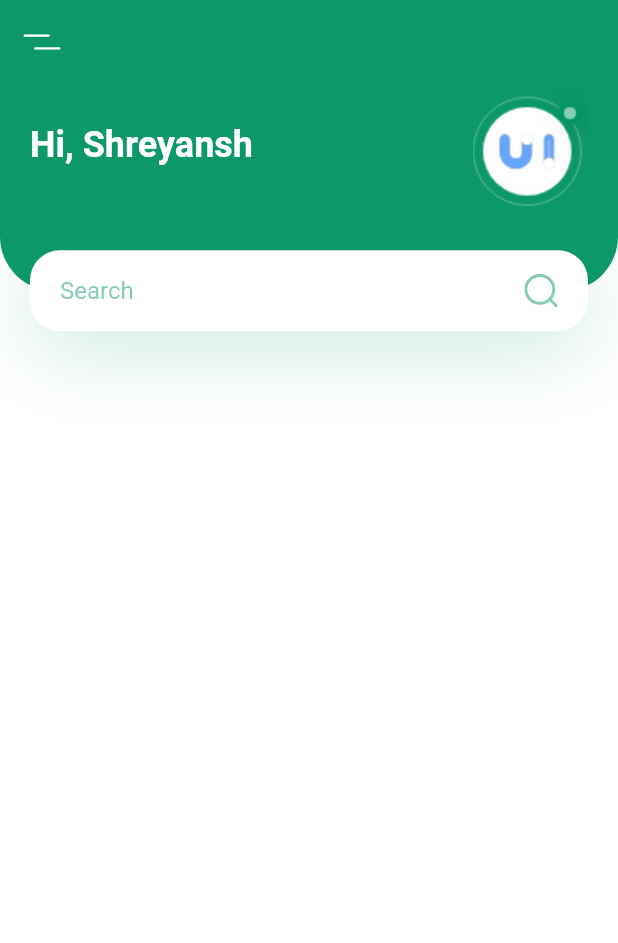
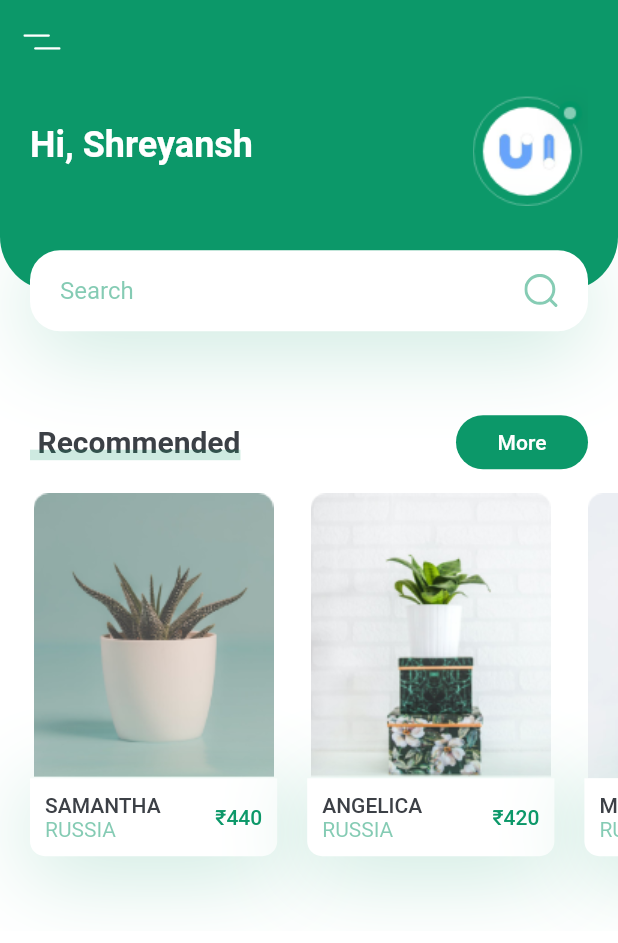
Before and after one commit to shreyansh-jain/plant_app, a Flutter app: the screen it shows after launch, on a phone screen of 412 x 824 dp. Shown: the top 943 px of the screen. Run offline on Flutter 3.47's test engine with Material 2 defaults, Android fonts, the phone set to English and light mode, and no system bars; our stand-ins replace flutter_svg.

Commit message:
Added Recommended Plants

```diff
--- a/lib/screens/home/components/body.dart
+++ b/lib/screens/home/components/body.dart
@@ -1,78 +1,22 @@
 import 'package:flutter/material.dart';
 import 'package:flutter_svg/flutter_svg.dart';
 import 'package:plant_app/constants.dart';
+import 'package:plant_app/screens/home/components/header_with_seachbox.dart';
+import 'package:plant_app/screens/home/components/recommend_plants.dart';
+import 'package:plant_app/screens/home/components/title_with_more_button.dart';
 
 class Body extends StatelessWidget {
   @override
   Widget build(BuildContext context) {
     Size size = MediaQuery.of(context).size;
-    return Column(
-      children: <Widget>[headerWithSearchBox(size, context)],
+    return SingleChildScrollView(
+      child: Column(
+        children: <Widget>[
+          HeaderWithSearchBox(size: size),
+          TitleWithMoreButton(title: "Recommended", press: () => {}),
+          RecommendsPlant()
+        ],
+      ),
     );
   }
-
-  Container headerWithSearchBox(Size size, BuildContext context) {
-    return Container(
-        height: size.height * 0.2,
-        child: Stack(
-          children: <Widget>[
-            Container(
-              padding: EdgeInsets.only(
-                  left: kDefaultPadding,
-                  right: kDefaultPadding,
-                  bottom: 36 + kDefaultPadding),
-              height: size.height * 0.2 - 27,
-              decoration: BoxDecoration(
-                  color: kPrimaryColor,
-                  borderRadius: BorderRadius.only(
-                      bottomLeft: Radius.circular(36.0),
-                      bottomRight: Radius.circular(36.0))),
-              child: Row(
-                children: <Widget>[
-                  Text('Hi, Shreyansh',
-                      style: Theme.of(context).textTheme.headline5.copyWith(
-                          color: Colors.white, fontWeight: FontWeight.bold)),
-                  Spacer(),
-                  Image.asset("assets/images/logo.png")
-                ],
-              ),
-            ),
-            Positioned(
-              bottom: 0,
-              left: 0,
-              right: 0,
-              child: Container(
-                margin: EdgeInsets.symmetric(horizontal: kDefaultPadding),
-                padding: EdgeInsets.symmetric(horizontal: kDefaultPadding),
-                height: 54,
-                decoration: BoxDecoration(
-                    color: Colors.white,
-                    borderRadius: BorderRadius.circular(20),
-                    boxShadow: [
-                      BoxShadow(
-                          offset: Offset(0, 10),
-                          blurRadius: 50,
-                          color: kPrimaryColor.withOpacity(0.23))
-                    ]),
-                child: Row(
-                  children: <Widget>[
-                    Expanded(
-                      child: TextField(
-                          onChanged: (value) => {},
-                          decoration: InputDecoration(
-                            hintText: "Search",
-                            hintStyle: TextStyle(
-                                color: kPrimaryColor.withOpacity(0.5)),
-                            enabledBorder: InputBorder.none,
-                            focusedBorder: InputBorder.none,
-                          )),
-                    ),
-                    SvgPicture.asset("assets/icons/search.svg")
-                  ],
-                ),
-              ),
-            )
-          ],
-        ));
-  }
 }
--- /dev/null
+++ b/lib/screens/home/components/header_with_seachbox.dart
@@ -0,0 +1,79 @@
+import 'package:flutter/material.dart';
+import 'package:flutter_svg/flutter_svg.dart';
+import 'package:plant_app/constants.dart';
+
+class HeaderWithSearchBox extends StatelessWidget {
+  const HeaderWithSearchBox({
+    Key key,
+    @required this.size,
+  }) : super(key: key);
+
+  final Size size;
+
+  @override
+  Widget build(BuildContext context) {
+    return Container(
+        margin: EdgeInsets.only(bottom: kDefaultPadding * 2.5),
+        height: size.height * 0.2,
+        child: Stack(
+          children: <Widget>[
+            Container(
+              padding: EdgeInsets.only(
+                  left: kDefaultPadding,
+                  right: kDefaultPadding,
+                  bottom: 36 + kDefaultPadding),
+              height: size.height * 0.2 - 27,
+              decoration: BoxDecoration(
+                  color: kPrimaryColor,
+                  borderRadius: BorderRadius.only(
+                      bottomLeft: Radius.circular(36.0),
+                      bottomRight: Radius.circular(36.0))),
+              child: Row(
+                children: <Widget>[
+                  Text('Hi, Shreyansh',
+                      style: Theme.of(context).textTheme.headline5.copyWith(
+                          color: Colors.white, fontWeight: FontWeight.bold)),
+                  Spacer(),
+                  Image.asset("assets/images/logo.png")
+                ],
+              ),
+            ),
+            Positioned(
+              bottom: 0,
+              left: 0,
+              right: 0,
+              child: Container(
+                margin: EdgeInsets.symmetric(horizontal: kDefaultPadding),
+                padding: EdgeInsets.symmetric(horizontal: kDefaultPadding),
+                height: 54,
+                decoration: BoxDecoration(
+                    color: Colors.white,
+                    borderRadius: BorderRadius.circular(20),
+                    boxShadow: [
+                      BoxShadow(
+                          offset: Offset(0, 10),
+                          blurRadius: 50,
+                          color: kPrimaryColor.withOpacity(0.23))
+                    ]),
+                child: Row(
+                  children: <Widget>[
+                    Expanded(
+                      child: TextField(
+                          onChanged: (value) => {},
+                          decoration: InputDecoration(
+                            hintText: "Search",
+                            hintStyle: TextStyle(
+                                color: kPrimaryColor.withOpacity(0.5)),
+                            enabledBorder: InputBorder.none,
+                            focusedBorder: InputBorder.none,
+                          )),
+                    ),
+                    SvgPicture.asset("assets/icons/search.svg")
+                  ],
+                ),
+              ),
+            )
+          ],
+        ));
+  }
+}
--- /dev/null
+++ b/lib/screens/home/components/recommend_plants.dart
@@ -0,0 +1,104 @@
+import 'package:flutter/material.dart';
+import 'package:flutter_svg/flutter_svg.dart';
+import 'package:plant_app/constants.dart';
+
+class RecommendsPlant extends StatelessWidget {
+  const RecommendsPlant({
+    Key key,
+  }) : super(key: key);
+
+  @override
+  Widget build(BuildContext context) {
+    return SingleChildScrollView(
+      scrollDirection: Axis.horizontal,
+      child: Row(
+        children: <Widget>[
+          RecommendedPlantCard(
+            image: "assets/images/image_1.png",
+            title: "Samantha",
+            country: "Russia",
+            press: () {},
+            price: 440,
+          ),
+          RecommendedPlantCard(
+            image: "assets/images/image_2.png",
+            title: "Angelica",
+            country: "Russia",
+            press: () {},
+            price: 420,
+          ),
+          RecommendedPlantCard(
+            image: "assets/images/image_3.png",
+            title: "Michael",
+            country: "Russia",
+            press: () {},
+            price: 480,
+          ),
+        ],
+      ),
+    );
+  }
+}
+
+class RecommendedPlantCard extends StatelessWidget {
+  const RecommendedPlantCard(
+      {Key key, this.image, this.title, this.country, this.price, this.press})
+      : super(key: key);
+
+  final String image, title, country;
+  final int price;
+  final Function press;
+
+  @override
+  Widget build(BuildContext context) {
+    Size size = MediaQuery.of(context).size;
+
+    return Container(
+        margin: EdgeInsets.only(
+            left: kDefaultPadding,
+            top: kDefaultPadding / 2,
+            bottom: kDefaultPadding * 2.5),
+        width: size.width * 0.4,
+        child: Column(
+          children: <Widget>[
+            Image.asset(image),
+            GestureDetector(
+              onTap: press,
+              child: Container(
+                  padding: EdgeInsets.all(kDefaultPadding / 2),
+                  decoration: BoxDecoration(
+                      color: Colors.white,
+                      borderRadius: BorderRadius.only(
+                          bottomLeft: Radius.circular(10),
+                          bottomRight: Radius.circular(10)),
+                      boxShadow: [
+                        BoxShadow(
+                            offset: Offset(0, 10),
+                            blurRadius: 50,
+                            color: kPrimaryColor.withOpacity(0.23))
+                      ]),
+                  child: Row(
+                    children: <Widget>[
+                      RichText(
+                          text: TextSpan(children: [
+                        TextSpan(
+                            text: "$title\n".toUpperCase(),
+                            style: Theme.of(context).textTheme.button),
+                        TextSpan(
+                            text: "$country".toUpperCase(),
+                            style: TextStyle(
+                                color: kPrimaryColor.withOpacity(0.5)))
+                      ])),
+                      Spacer(),
+                      Text('\₹$price',
+                          style: Theme.of(context)
+                              .textTheme
+                              .button
+                              .copyWith(color: kPrimaryColor))
+                    ],
+                  )),
+            )
+          ],
+        ));
+  }
+}
--- /dev/null
+++ b/lib/screens/home/components/title_with_more_button.dart
@@ -0,0 +1,61 @@
+import 'package:flutter/material.dart';
+import 'package:flutter_svg/flutter_svg.dart';
+import 'package:plant_app/constants.dart';
+
+class TitleWithMoreButton extends StatelessWidget {
+  const TitleWithMoreButton({
+    Key key,
+    this.title,
+    this.press,
+  }) : super(key: key);
+
+  final String title;
+  final Function press;
+
+  @override
+  Widget build(BuildContext context) {
+    return Padding(
+      padding: const EdgeInsets.symmetric(horizontal: kDefaultPadding),
+      child: Row(
+        children: <Widget>[
+          TitleWithCustomUnderline(text: "Recommended"),
+          Spacer(),
+          FlatButton(
+              child: Text("More", style: TextStyle(color: Colors.white)),
+              color: kPrimaryColor,
+              onPressed: press,
+              shape: RoundedRectangleBorder(
+                  borderRadius: BorderRadius.circular(20)))
+        ],
+      ),
+    );
+  }
+}
+
+class TitleWithCustomUnderline extends StatelessWidget {
+  const TitleWithCustomUnderline({
+    Key key,
+    this.text,
+  }) : super(key: key);
+
+  final String text;
+
+  @override
+  Widget build(BuildContext context) {
+    return Container(
+        height: 24,
+        child: Stack(children: <Widget>[
+          Padding(
+            padding: const EdgeInsets.only(left: kDefaultPadding / 4),
+            child: Text(text,
+                style: TextStyle(fontSize: 20, fontWeight: FontWeight.bold)),
+          ),
+          Positioned(
+              bottom: 0,
+              left: 0,
+              right: 0,
+              child:
+                  Container(height: 7, color: kPrimaryColor.withOpacity(0.2)))
+        ]));
+  }
+}
```
